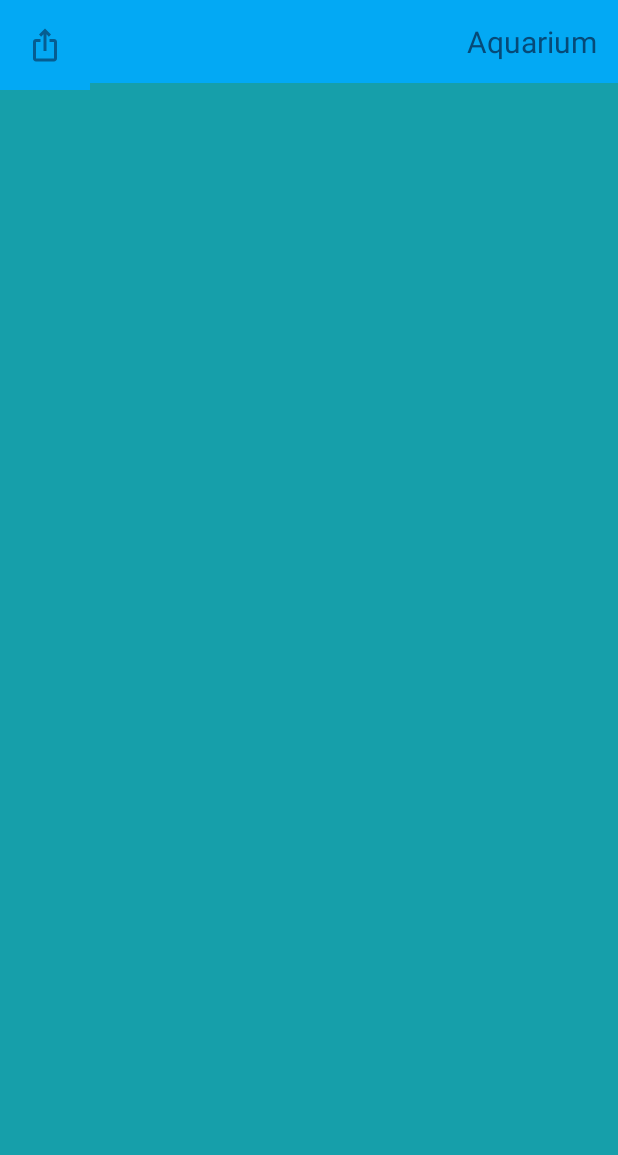
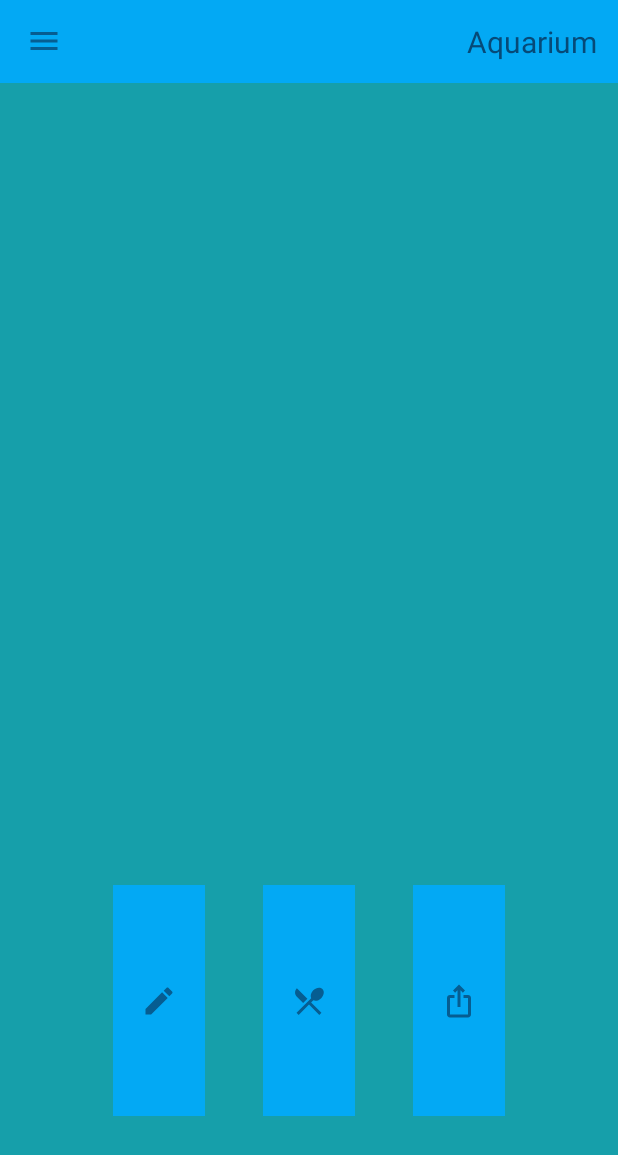
Before and after one commit to 55688rrrr/UIBasic2, an Android app: the screen it shows after launch (MainActivity), on a phone screen of 412 x 824 dp. Shown: the top 1155 px of the screen. Run offline under Robolectric (Android 15) with nearby library versions, the phone set to English and light mode, and no system bars.

Commit message:
將格式修改

```diff
--- a/app/src/main/res/layout/activity_main.xml
+++ b/app/src/main/res/layout/activity_main.xml
@@ -1,7 +1,7 @@
 <?xml version="1.0" encoding="utf-8"?>
 
 
-<androidx.constraintlayout.widget.ConstraintLayout xmlns:android="http://schemas.android.com/apk/res/android"
+<RelativeLayout xmlns:android="http://schemas.android.com/apk/res/android"
     xmlns:app="http://schemas.android.com/apk/res-auto"
     xmlns:tools="http://schemas.android.com/tools"
     android:id="@+id/linearLayout"
@@ -11,39 +11,53 @@
     android:orientation="vertical">
 
     <include
-        android:id="@+id/include"
-        layout="@layout/toolbar"
-        app:layout_constraintTop_toTopOf="parent" />
+        layout="@layout/toolbar"/>
 
     <ImageButton
         android:id="@+id/imageButton2"
         android:layout_width="60dp"
         android:layout_height="60dp"
+        android:layout_alignParentStart="true"
+        android:layout_alignParentTop="true"
+        android:layout_alignParentEnd="true"
+        android:layout_alignParentBottom="true"
+        android:layout_marginStart="275dp"
+        android:layout_marginTop="590dp"
+        android:layout_marginEnd="75dp"
+        android:layout_marginBottom="80dp"
         android:background="@color/itemBlue"
-        app:layout_constraintTop_toTopOf="@+id/imageButton"
-        app:srcCompat="@drawable/ic_edit"
-        tools:ignore="MissingConstraints"
-        tools:layout_editor_absoluteX="75dp" />
+        app:srcCompat="@drawable/ic_share" />
 
     <ImageButton
         android:id="@+id/imageButton"
         android:layout_width="60dp"
         android:layout_height="60dp"
+        android:layout_alignParentStart="true"
+        android:layout_alignParentTop="true"
+        android:layout_alignParentEnd="true"
+        android:layout_alignParentBottom="true"
+        android:layout_marginStart="175dp"
+        android:layout_marginTop="590dp"
+        android:layout_marginEnd="175dp"
+        android:layout_marginBottom="80dp"
         android:background="@color/itemBlue"
-        app:srcCompat="@drawable/ic_feed"
-        tools:ignore="MissingConstraints"
-        tools:layout_editor_absoluteX="175dp"
-        tools:layout_editor_absoluteY="600dp" />
+        app:srcCompat="@drawable/ic_feed" />
 
     <ImageButton
         android:id="@+id/imageButton3"
         android:layout_width="60dp"
         android:layout_height="60dp"
+        android:layout_alignParentStart="true"
+        android:layout_alignParentTop="true"
+        android:layout_alignParentEnd="true"
+        android:layout_alignParentBottom="true"
+        android:layout_marginStart="75dp"
+        android:layout_marginTop="590dp"
+        android:layout_marginEnd="275dp"
+        android:layout_marginBottom="80dp"
         android:background="@color/itemBlue"
         app:layout_constraintTop_toTopOf="@+id/imageButton"
-        app:srcCompat="@drawable/ic_share"
-        tools:ignore="MissingConstraints"
-        tools:layout_editor_absoluteX="275dp" />
+        app:srcCompat="@drawable/ic_edit" />
 
 
-</androidx.constraintlayout.widget.ConstraintLayout>
+</RelativeLayout>
```
